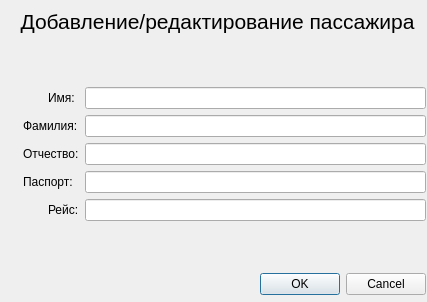
Qt form dialog_addpassenger.ui (zloysergunya/IS_Airport) before a commit.
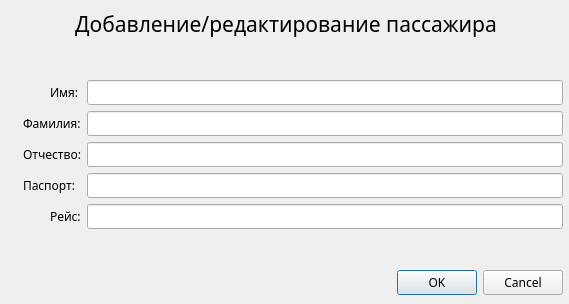
The same form after that commit.

The edit to the form file:
```diff
--- a/dialog_addpassenger.ui
+++ b/dialog_addpassenger.ui
@@ -6,10 +6,15 @@
    <rect>
     <x>0</x>
     <y>0</y>
-    <width>427</width>
-    <height>302</height>
+    <width>569</width>
+    <height>304</height>
    </rect>
   </property>
+  <property name="font">
+   <font>
+    <family>Mongolian Baiti</family>
+   </font>
+  </property>
   <property name="windowTitle">
    <string>Dialog</string>
   </property>
@@ -18,7 +23,7 @@
     <rect>
      <x>9</x>
      <y>9</y>
-     <width>417</width>
+     <width>554</width>
      <height>286</height>
     </rect>
    </property>
@@ -128,6 +133,7 @@
      <widget class="QLabel" name="mainLabel">
       <property name="font">
        <font>
+        <family>Mongolian Baiti</family>
         <pointsize>16</pointsize>
        </font>
       </property>
```
